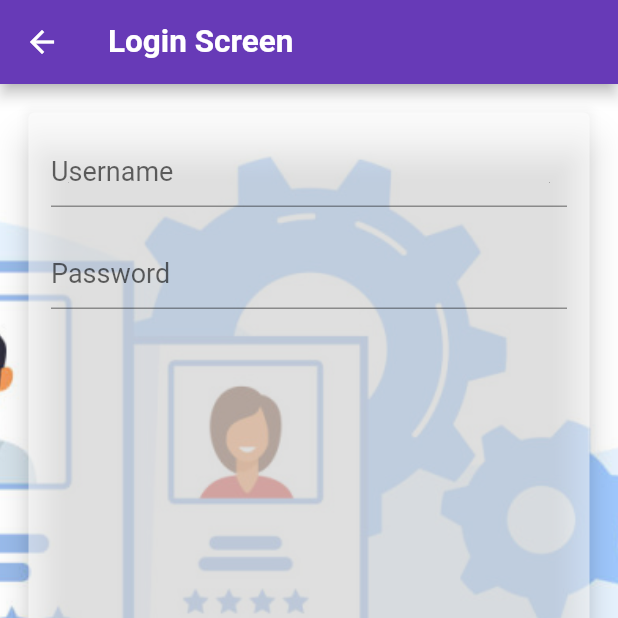
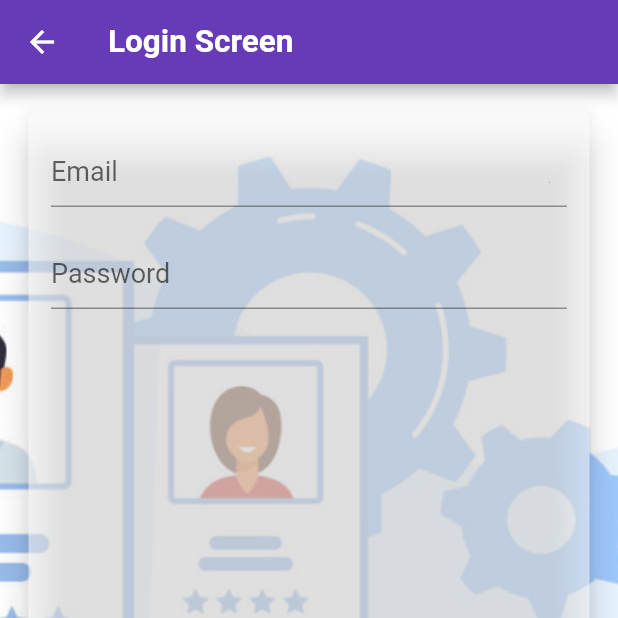
Before and after one commit to Aman2two/jobs, a Flutter app: the screen it shows after launch, after a tap on "Proceed", on a phone screen of 412 x 824 dp, the top half of it. Run offline on Flutter 3.47's test engine with Material 2 defaults, Android fonts, the phone set to English and light mode, and no system bars; our stand-ins replace dio.

Commit message:
changes added

```diff
--- /dev/null
+++ b/lib/controllers/login_controller.dart
@@ -0,0 +1,17 @@
+
+
+import 'package:flutter/cupertino.dart';
+import 'package:jobs/api/apihandler.dart';
+
+class LoginController{
+  final TextEditingController tecUserName = new TextEditingController();
+  final TextEditingController tecPassword = new TextEditingController();
+
+
+  Future<Map> loginUser() async{
+    return await ApiHandler.login({
+      'email':tecUserName.text,
+      'password':tecPassword.text
+    });
+  }
+}
--- a/lib/screens/login_screen.dart
+++ b/lib/screens/login_screen.dart
@@ -1,23 +1,28 @@
 import 'package:flutter/material.dart';
 import 'package:flutter/widgets.dart';
+import 'package:jobs/controllers/login_controller.dart';
 import 'package:jobs/screens/signup_screen.dart';
+import 'package:jobs/utility/app_variables.dart';
 import 'package:jobs/utility/constants.dart';
 import 'package:jobs/utility/utility.dart';
+import 'package:provider/provider.dart';
 
 class LoginScreen extends StatelessWidget {
-  final TextEditingController tecUserName = new TextEditingController();
-  final TextEditingController tecPassword = new TextEditingController();
   final _formKey = GlobalKey<FormState>();
+  final LoginController _loginController = new LoginController();
+  final GlobalKey<ScaffoldState> _scaffoldKey = new GlobalKey<ScaffoldState>();
 
   @override
   Widget build(BuildContext context) {
     return Scaffold(
       resizeToAvoidBottomInset: false,
+      key: _scaffoldKey,
       appBar: AppBar(
         title: Text(loginAppBarTitle),
       ),
       body: Center(
-        child: Container(
+        child: Stack(children: [
+          Container(
             decoration: BoxDecoration(
               image: DecorationImage(
                   image: AssetImage(loginBg), fit: BoxFit.fitHeight),
@@ -32,12 +37,16 @@ class LoginScreen extends StatelessWidget {
                     loginPassword(context),
                     Spacer(),
                     signUpText(context),
-                  submitText(),
+                    submitText(context),
                   ],
                 ),
               ),
             ),
           ),
+          Provider.of<AppVariables>(context, listen: true).loaderShowing
+              ? defaultLoader(context)
+              : SizedBox()
+        ]),
       ),
     );
   }
@@ -50,22 +59,23 @@ class LoginScreen extends StatelessWidget {
           child: Column(
             children: [
               TextFormField(
-                decoration: InputDecoration(hintText: "Username"),
+                decoration: InputDecoration(hintText: email),
                 maxLines: 1,
                 style: Theme.of(context).textTheme.subtitle1,
-                controller: tecUserName,
+                controller: _loginController.tecUserName,
                 validator: (value) {
                   if (value == null || value.isEmpty) {
-                    return enterUserName;
+                    return enterEmail;
                   }
                   return null;
                 },
               ),
               SizedBox(height: 20),
               TextFormField(
-                decoration: InputDecoration(hintText: "Password"),
+                decoration: InputDecoration(hintText: password),
                 maxLines: 1,
-                controller: tecPassword,
+                controller: _loginController.tecPassword,
+                obscureText: true,
                 validator: (value) {
                   if (value == null || value.isEmpty) {
                     return enterPassword;
@@ -83,18 +93,40 @@ class LoginScreen extends StatelessWidget {
       onPressed: () {
         Utility.navigateTo(context: context, nextPageName: SignUpScreen());
       },
-      child: Text('Sign Up'),
+      child: Text(signText),
     );
   }
 
-  Widget submitText() {
+  Widget submitText(BuildContext context) {
     return ElevatedButton(
       onPressed: () {
         print(_formKey.currentState.validate());
         if (_formKey.currentState.validate()) {
-        } else {}
+          Provider.of<AppVariables>(context, listen: false).loaderShowing =
+              true;
+          _loginController.loginUser().then((value) {
+            Provider.of<AppVariables>(context, listen: false).loaderShowing =
+                false;
+
+            if (!value[success]) {
+              List<dynamic> errorList = (value.containsKey(errors))
+                  ? value[errors]
+                  : [value[message]];
+              String errorString = Utility.parseErrors(errorList);
+              _scaffoldKey.currentState.showSnackBar(
+                  Utility.getSnackBar(errorString, isError: true));
+            } else {
+              value[data];
+              _scaffoldKey.currentState.showSnackBar(
+                  Utility.getSnackBar(loginSuccess, isError: false));
+              Future.delayed(Duration(seconds: 2), () {
+                // Utility.goBack(context);
+              });
+            }
+          });
+        }
       },
-      child: Text('Login'),
+      child: Text(loginText),
     );
   }
 }
--- a/lib/utility/constants.dart
+++ b/lib/utility/constants.dart
@@ -3,7 +3,7 @@
 
 // api paths
 const String baseUrl="https://jobs-api.squareboat.info/api/v1/";
-const String login="auth/login";
+const String loginApi="auth/login";
 const String register="auth/register";
 const String resetPassword="auth/resetpassword";
 const String jobs="jobs/";
@@ -39,6 +39,9 @@ const String errors= "errors";
 const String message= "message";
 const String data= "data";
 const String userIdCreatedMsg= "User created with id";
+const String loginText= "Login";
+const String signText= 'Sign Up';
+const String loginSuccess= 'Login Success';
 
 // asset paths
 
```
Also changed, not shown: lib/api/apihandler.dart (+13 -0 lines), lib/screens/signup_screen.dart (+2 -15 lines), lib/utility/utility.dart (+19 -1 lines). Lines whose indentation alone changed are shown as unchanged.
